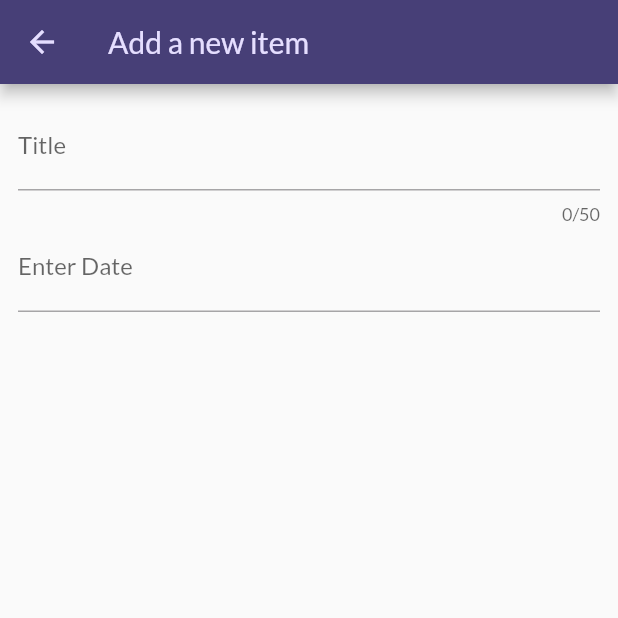
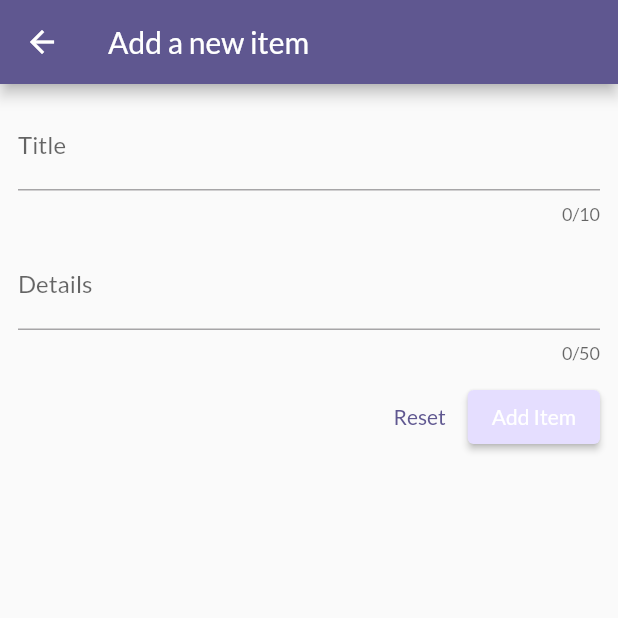
Before and after one commit to tanvhla258/Flutter-Todo, a Flutter app: the screen it shows after launch, after a tap on the "add" icon, on a phone screen of 412 x 824 dp, the top half of it. Run offline on Flutter 3.47's test engine with Material 2 defaults, Android fonts, the phone set to English and light mode, and no system bars; our stand-ins replace flutter_riverpod, google_fonts.

Commit message:
add todo

```diff
--- a/lib/main.dart
+++ b/lib/main.dart
@@ -2,7 +2,7 @@ import 'package:flutter/material.dart';
 
 import 'package:google_fonts/google_fonts.dart';
 import 'package:flutter_riverpod/flutter_riverpod.dart';
-import 'package:todo/screens/home.dart';
+import 'package:todo/widgets/todo_list.dart';
 
 var kColorScheme =
     ColorScheme.fromSeed(seedColor: Color.fromARGB(255, 247, 242, 250));
@@ -13,9 +13,6 @@ final theme = ThemeData(
     seedColor: const Color.fromARGB(255, 247, 242, 250),
   ),
   textTheme: GoogleFonts.latoTextTheme(),
-  appBarTheme: const AppBarTheme().copyWith(
-      backgroundColor: kColorScheme.onPrimaryContainer,
-      foregroundColor: kColorScheme.primaryContainer),
   cardTheme: const CardTheme().copyWith(
       color: kColorScheme.secondaryContainer, margin: const EdgeInsets.all(16)),
   elevatedButtonTheme: ElevatedButtonThemeData(
@@ -33,7 +30,7 @@ class App extends StatelessWidget {
 
   @override
   Widget build(BuildContext context) {
-    return MaterialApp(theme: theme, home: const Home());
+    return MaterialApp(theme: theme, home: const TodoList());
   }
 }
 
--- a/lib/models/todo.dart
+++ b/lib/models/todo.dart
@@ -4,11 +4,13 @@ class Todo {
   const Todo({
     required this.id,
     required this.title,
+    required this.details,
     required this.createAt,
     this.isDone = false,
   });
   final String id;
   final String title;
+  final String details;
   final DateTime createAt;
   final bool isDone;
 }
--- a/lib/screens/home.dart
+++ /dev/null
@@ -1,36 +0,0 @@
-import 'package:flutter/material.dart';
-import 'package:todo/models/todo.dart';
-import 'package:todo/widgets/new_todo.dart';
-import 'package:todo/widgets/todo_list.dart';
-
-class Home extends StatelessWidget {
-  const Home({Key? key}) : super(key: key);
-  void _addItem(BuildContext context) {
-    Navigator.of(context)
-        .push(MaterialPageRoute(builder: (ctx) => const NewTodo()));
-  }
-
-  @override
-  Widget build(BuildContext context) {
-    final List<Todo> today = [
-      Todo(id: '2', title: 'Go to school', createAt: DateTime.now())
-    ];
-
-    return Container(
-      decoration: BoxDecoration(color: Theme.of(context).colorScheme.primary),
-      child: Scaffold(
-        appBar: AppBar(
-          title: const Text('Todo List'),
-          actions: [
-            IconButton(
-                onPressed: () {
-                  _addItem(context);
-                },
-                icon: const Icon(Icons.add))
-          ],
-        ),
-        body: TodoList(todos: today),
-      ),
-    );
-  }
-}
--- a/lib/widgets/new_todo.dart
+++ b/lib/widgets/new_todo.dart
@@ -1,4 +1,5 @@
 import 'package:flutter/material.dart';
+import 'package:todo/widgets/todo_item.dart';
 
 class NewTodo extends StatefulWidget {
   const NewTodo({super.key});
@@ -8,6 +9,23 @@ class NewTodo extends StatefulWidget {
 }
 
 class _NewTodoState extends State<NewTodo> {
+  final _formKey = GlobalKey<FormState>();
+  var _enteredTitle = '';
+  var _enteredDetails = '';
+
+  void _saveItem() {
+    if (_formKey.currentState!.validate()) {
+      _formKey.currentState!.save();
+
+      Navigator.of(context).pop(TodoItem(
+        id: DateTime.now().toString(),
+        title: _enteredTitle,
+        createAt: DateTime.now(),
+        details: _enteredDetails,
+      ));
+    }
+  }
+
   @override
   Widget build(BuildContext context) {
     return Scaffold(
@@ -15,21 +33,57 @@ class _NewTodoState extends State<NewTodo> {
       body: Padding(
           padding: const EdgeInsets.all(12),
           child: Form(
+            key: _formKey,
             child: Column(
               children: [
                 TextFormField(
-                  maxLength: 50,
+                  maxLength: 10,
                   decoration: const InputDecoration(label: Text('Title')),
                   validator: (value) {
-                    return 'Demo..';
+                    if (value == null ||
+                        value.isEmpty ||
+                        value.trim().length <= 1 ||
+                        value.trim().length > 10) {
+                      return 'Must be between 1 and 10 characters';
+                    }
+                    return null;
+                  },
+                  onSaved: (value) {
+                    _enteredTitle = value!;
                   },
                 ),
+                const SizedBox(
+                  height: 12,
+                ),
+                TextFormField(
+                  maxLength: 50,
+                  decoration: const InputDecoration(label: Text('Details')),
+                  validator: (value) {
+                    if (value == null ||
+                        value.isEmpty ||
+                        value.trim().length <= 1 ||
+                        value.trim().length > 50) {
+                      return 'Must be between 1 and 50 characters';
+                    }
+                    return null;
+                  },
+                  onSaved: (value) {
+                    _enteredDetails = value!;
+                  },
+                ),
+                const SizedBox(
+                  height: 12,
+                ),
                 Row(
+                  mainAxisAlignment: MainAxisAlignment.end,
                   children: [
-                    Expanded(
-                        child: InputDatePickerFormField(
-                            firstDate: DateTime.now(),
-                            lastDate: DateTime.now())),
+                    TextButton(
+                        onPressed: () {
+                          _formKey.currentState!.reset();
+                        },
+                        child: const Text('Reset')),
+                    ElevatedButton(
+                        onPressed: _saveItem, child: const Text('Add Item'))
                   ],
                 )
               ],
--- a/lib/widgets/todo_item.dart
+++ b/lib/widgets/todo_item.dart
@@ -1,25 +1,36 @@
 import 'package:flutter/material.dart';
-import 'package:flutter_riverpod/flutter_riverpod.dart';
-import 'package:todo/models/todo.dart';
 import 'package:intl/intl.dart';
 
 final formatter = DateFormat.yMd();
 
-class TodoItem extends ConsumerWidget {
-  const TodoItem({super.key, required this.todo});
-  final Todo todo;
+class TodoItem extends StatelessWidget {
+  const TodoItem(
+      {super.key,
+      required this.id,
+      required this.title,
+      required this.details,
+      required this.createAt,
+      this.isDone = false});
+
+  final String id;
+  final String details;
+
+  final String title;
+  final DateTime createAt;
+  final bool isDone;
+
   @override
-  Widget build(BuildContext context, WidgetRef ref) {
+  Widget build(BuildContext context) {
     return Card(
       margin: const EdgeInsets.symmetric(horizontal: 10, vertical: 20),
       child: Row(
         children: [
-          Checkbox(value: todo.isDone, onChanged: (isChecked) {}),
+          Checkbox(value: isDone, onChanged: (isChecked) {}),
           Column(
             crossAxisAlignment: CrossAxisAlignment.start,
             children: [
-              Text(todo.title),
-              Text(formatter.format(todo.createAt),
+              Text(title),
+              Text(formatter.format(createAt),
                   style: Theme.of(context).textTheme.titleSmall!.copyWith(
                       fontWeight: FontWeight.bold,
                       color: Theme.of(context).colorScheme.primary)),
--- a/lib/widgets/todo_list.dart
+++ b/lib/widgets/todo_list.dart
@@ -1,16 +1,54 @@
 import 'package:flutter/material.dart';
 import 'package:todo/models/todo.dart';
+import 'package:todo/widgets/new_todo.dart';
 import 'package:todo/widgets/todo_item.dart';
 
-class TodoList extends StatelessWidget {
-  const TodoList({super.key, required this.todos});
-  final List<Todo> todos;
+class TodoList extends StatefulWidget {
+  const TodoList({Key? key}) : super(key: key);
+
+  @override
+  _TodoListState createState() => _TodoListState();
+}
+
+class _TodoListState extends State<TodoList> {
+  final List<TodoItem> todos = [];
+  void _addItem(BuildContext context) async {
+    final newItem = await Navigator.of(context)
+        .push<TodoItem>(MaterialPageRoute(builder: (ctx) => const NewTodo()));
+
+    if (newItem == null) {
+      return;
+    }
+    setState(() {
+      todos.add(newItem);
+    });
+  }
+
+  void _removeItem() {
+    setState(() {});
+  }
+
   @override
   Widget build(BuildContext context) {
-    return ListView.builder(
-      itemCount: todos.length,
-      itemBuilder: (ctx, index) => TodoItem(
-        todo: todos[index],
+    return Scaffold(
+      appBar: AppBar(
+        title: const Text('Your List'),
+        actions: [
+          IconButton(
+              onPressed: () {
+                _addItem(context);
+              },
+              icon: const Icon(Icons.add))
+        ],
+      ),
+      body: ListView.builder(
+        itemCount: todos.length,
+        itemBuilder: (ctx, index) => TodoItem(
+          id: todos[index].id,
+          title: todos[index].title,
+          details: todos[index].details,
+          createAt: todos[index].createAt,
+        ),
       ),
     );
   }
```
Also changed, not shown: lib/providers/todo_provider.dart (deleted, +0 -14 lines).
